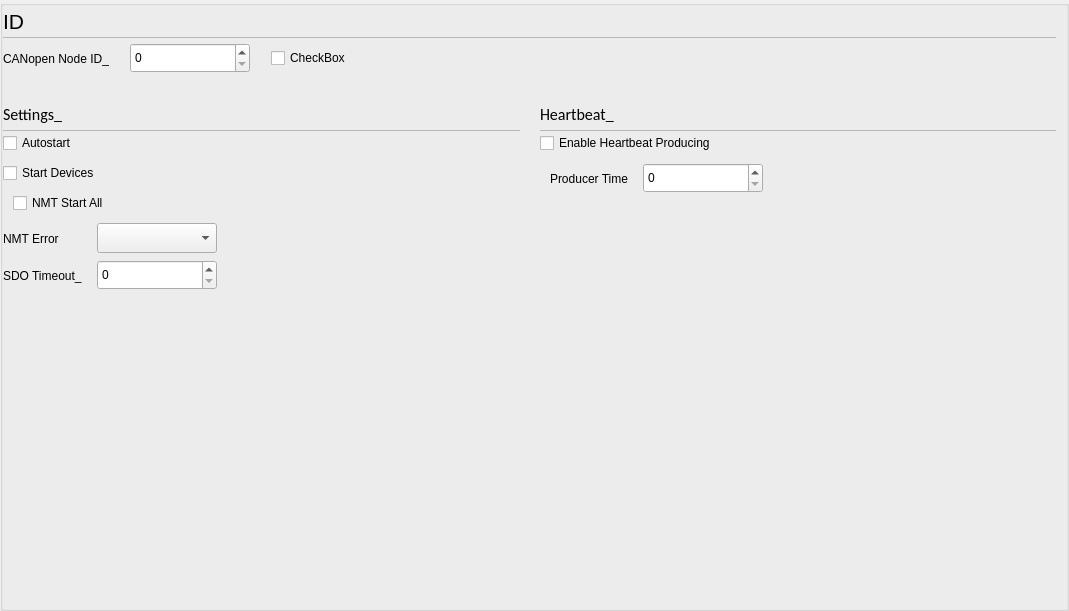
The window that opensyde_tool/src/system_definition/node_edit/canopen_manager/C_SdNdeCoManagerIntfWidget.ui (openSYDE/openSYDE) describes before a commit, drawn with Qt 5.
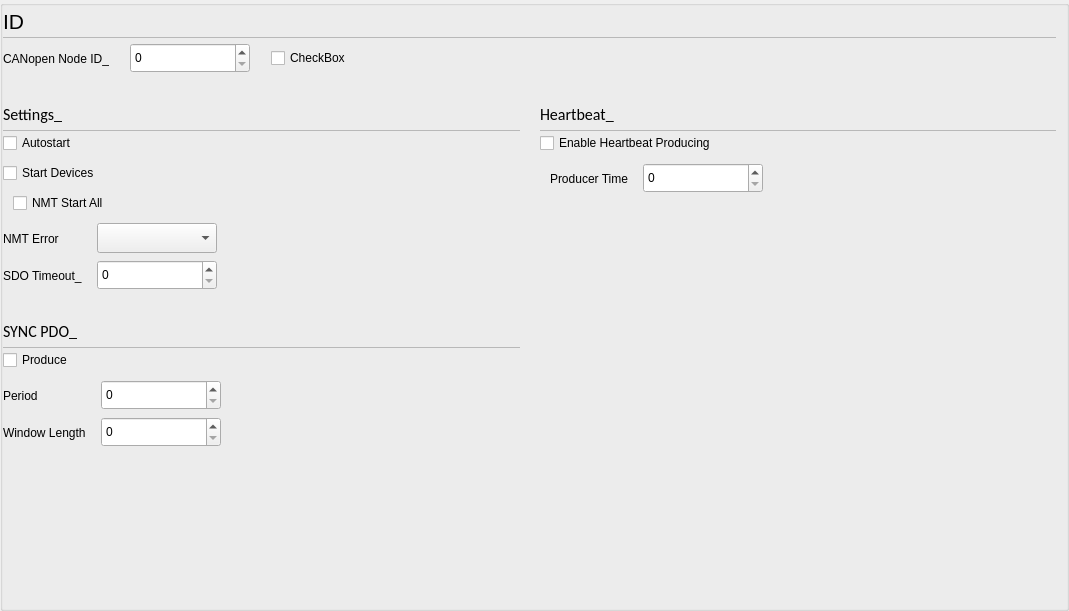
The same window after the commit. Custom widgets are drawn as their Qt base class.

```diff
--- a/opensyde_tool/src/system_definition/node_edit/canopen_manager/C_SdNdeCoManagerIntfWidget.ui
+++ b/opensyde_tool/src/system_definition/node_edit/canopen_manager/C_SdNdeCoManagerIntfWidget.ui
@@ -27,7 +27,7 @@
     <number>0</number>
    </property>
    <item>
-    <widget class="stw_opensyde_gui_elements::C_OgeGbxTransparent" name="pc_GroupBox_2">
+    <widget class="stw::opensyde_gui_elements::C_OgeGbxTransparent" name="pc_GroupBox_2">
      <property name="minimumSize">
       <size>
        <width>0</width>
@@ -56,7 +56,7 @@
          <number>6</number>
         </property>
         <item>
-         <widget class="stw_opensyde_gui_elements::C_OgeLabHeadingGroupBold" name="pc_LabelCANopenIdCaption">
+         <widget class="stw::opensyde_gui_elements::C_OgeLabHeadingGroupBold" name="pc_LabelCanOpenIdCaption">
           <property name="minimumSize">
            <size>
             <width>0</width>
@@ -110,7 +110,7 @@
          <number>0</number>
         </property>
         <item>
-         <widget class="stw_opensyde_gui_elements::C_OgeFraSeparator" name="pc_FramSperator1">
+         <widget class="stw::opensyde_gui_elements::C_OgeFraSeparator" name="pc_FramSperator1">
           <property name="minimumSize">
            <size>
             <width>0</width>
@@ -142,7 +142,7 @@
          <number>5</number>
         </property>
         <item>
-         <widget class="stw_opensyde_gui_elements::C_OgeLabGroupItem" name="pc_LabelCANopenId">
+         <widget class="stw::opensyde_gui_elements::C_OgeLabGroupItem" name="pc_LabelCanOpenId">
           <property name="minimumSize">
            <size>
             <width>0</width>
@@ -177,7 +177,7 @@
          </spacer>
         </item>
         <item>
-         <widget class="stw_opensyde_gui_elements::C_OgeSpxNumber" name="pc_SpinBoxCANopenId">
+         <widget class="stw::opensyde_gui_elements::C_OgeSpxNumber" name="pc_SpinBoxCanOpenId">
           <property name="minimumSize">
            <size>
             <width>120</width>
@@ -209,7 +209,7 @@
          </spacer>
         </item>
         <item>
-         <widget class="stw_opensyde_gui_elements::C_OgeChxPropertiesSmall" name="pc_CheckBoxSameAsOpensyde">
+         <widget class="stw::opensyde_gui_elements::C_OgeChxPropertiesSmall" name="pc_CheckBoxSameAsOpensyde">
           <property name="text">
            <string>CheckBox</string>
           </property>
@@ -231,7 +231,7 @@
        </layout>
       </item>
       <item>
-       <layout class="QHBoxLayout" name="horizontalLayout" stretch="1,0,1">
+       <layout class="QHBoxLayout" name="horizontalLayout" stretch="0,0,0">
         <property name="spacing">
          <number>0</number>
         </property>
@@ -239,7 +239,25 @@
          <number>5</number>
         </property>
         <item>
-         <layout class="QVBoxLayout" name="verticalLayout" stretch="0,0,0,1">
+         <widget class="QWidget" name="pc_LeftWidget" native="true">
+          <layout class="QVBoxLayout" name="verticalLayout_3" stretch="0,0,1">
+           <property name="spacing">
+            <number>5</number>
+           </property>
+           <property name="leftMargin">
+            <number>0</number>
+           </property>
+           <property name="topMargin">
+            <number>0</number>
+           </property>
+           <property name="rightMargin">
+            <number>0</number>
+           </property>
+           <property name="bottomMargin">
+            <number>0</number>
+           </property>
+           <item>
+            <layout class="QVBoxLayout" name="verticalLayoutSettings" stretch="0,0,0">
           <property name="spacing">
            <number>0</number>
           </property>
@@ -252,7 +270,7 @@
              <number>20</number>
             </property>
             <item>
-             <widget class="stw_opensyde_gui_elements::C_OgeLabHeadingGroupBold" name="pc_LabelSettingsCaption">
+                <widget class="stw::opensyde_gui_elements::C_OgeLabHeadingGroupBold" name="pc_LabelSettingsCaption">
               <property name="minimumSize">
                <size>
                 <width>0</width>
@@ -303,7 +321,7 @@
              <number>1</number>
             </property>
             <item>
-             <widget class="stw_opensyde_gui_elements::C_OgeFraSeparator" name="pc_FramSperator1_3">
+                <widget class="stw::opensyde_gui_elements::C_OgeFraSeparator" name="pc_FramSperator1_3">
               <property name="minimumSize">
                <size>
                 <width>0</width>
@@ -338,14 +356,14 @@
              <number>10</number>
             </property>
             <item row="0" column="0">
-             <widget class="stw_opensyde_gui_elements::C_OgeChxPropertiesSmall" name="pc_CheckBoxAutostart">
+                <widget class="stw::opensyde_gui_elements::C_OgeChxPropertiesSmall" name="pc_CheckBoxAutostart">
               <property name="text">
                <string>Autostart</string>
               </property>
              </widget>
             </item>
             <item row="1" column="0">
-             <widget class="stw_opensyde_gui_elements::C_OgeChxPropertiesSmall" name="pc_CheckBoxStartDevices">
+                <widget class="stw::opensyde_gui_elements::C_OgeChxPropertiesSmall" name="pc_CheckBoxStartDevices">
               <property name="text">
                <string>Start Devices</string>
               </property>
@@ -389,7 +407,7 @@
                </spacer>
               </item>
               <item row="1" column="1">
-               <widget class="stw_opensyde_gui_elements::C_OgeSpxNumber" name="pc_SpinBoxSDOTimeout">
+                  <widget class="stw::opensyde_gui_elements::C_OgeSpxNumber" name="pc_SpinBoxSDOTimeout">
                 <property name="minimumSize">
                  <size>
                   <width>120</width>
@@ -407,7 +425,7 @@
               <item row="1" column="0">
                <layout class="QHBoxLayout" name="horizontalLayout_4">
                 <item>
-                 <widget class="stw_opensyde_gui_elements::C_OgeLabGroupItem" name="pc_LabelSDOTimeout">
+                    <widget class="stw::opensyde_gui_elements::C_OgeLabGroupItem" name="pc_LabelSDOTimeout">
                   <property name="minimumSize">
                    <size>
                     <width>0</width>
@@ -446,7 +464,7 @@
               <item row="0" column="0">
                <layout class="QHBoxLayout" name="horizontalLayout_6">
                 <item>
-                 <widget class="stw_opensyde_gui_elements::C_OgeLabGroupItem" name="pc_LabelNMTErrorBehaviour">
+                    <widget class="stw::opensyde_gui_elements::C_OgeLabGroupItem" name="pc_LabelNMTErrorBehaviour">
                   <property name="minimumSize">
                    <size>
                     <width>0</width>
@@ -483,7 +501,7 @@
                </layout>
               </item>
               <item row="0" column="1">
-               <widget class="stw_opensyde_gui_elements::C_OgeCbxText" name="pc_ComboBoxNMTErrorBehaviour">
+                  <widget class="stw::opensyde_gui_elements::C_OgeCbxText" name="pc_ComboBoxNMTErrorBehaviour">
                 <property name="minimumSize">
                  <size>
                   <width>120</width>
@@ -522,7 +540,7 @@
                </spacer>
               </item>
               <item>
-               <widget class="stw_opensyde_gui_elements::C_OgeChxPropertiesSmall" name="pc_CheckBoxNMTStartAll">
+                  <widget class="stw::opensyde_gui_elements::C_OgeChxPropertiesSmall" name="pc_CheckBoxNMTStartAll">
                 <property name="text">
                  <string>NMT Start All</string>
                 </property>
@@ -532,6 +550,267 @@
             </item>
            </layout>
           </item>
+            </layout>
+           </item>
+           <item>
+            <layout class="QVBoxLayout" name="verticalLayoutSycnPdo" stretch="0,0,0">
+             <property name="spacing">
+              <number>0</number>
+             </property>
+             <item>
+              <layout class="QHBoxLayout" name="horizontalLayout_33" stretch="0,1">
+               <property name="spacing">
+                <number>6</number>
+               </property>
+               <property name="topMargin">
+                <number>20</number>
+               </property>
+               <item>
+                <widget class="stw::opensyde_gui_elements::C_OgeLabHeadingGroupBold" name="pc_LabelSYNCPdoCaption">
+                 <property name="minimumSize">
+                  <size>
+                   <width>0</width>
+                   <height>30</height>
+                  </size>
+                 </property>
+                 <property name="maximumSize">
+                  <size>
+                   <width>16777215</width>
+                   <height>30</height>
+                  </size>
+                 </property>
+                 <property name="font">
+                  <font>
+                   <family>Calibri</family>
+                   <pointsize>12</pointsize>
+                  </font>
+                 </property>
+                 <property name="text">
+                  <string>SYNC PDO_</string>
+                 </property>
+                </widget>
+               </item>
+               <item>
+                <spacer name="horizontalSpacer_27">
+                 <property name="orientation">
+                  <enum>Qt::Horizontal</enum>
+                 </property>
+                 <property name="sizeHint" stdset="0">
+                  <size>
+                   <width>40</width>
+                   <height>1</height>
+                  </size>
+                 </property>
+                </spacer>
+               </item>
+              </layout>
+             </item>
+             <item>
+              <layout class="QHBoxLayout" name="horizontalLayout_34" stretch="1">
+               <property name="spacing">
+                <number>0</number>
+               </property>
+               <property name="leftMargin">
+                <number>0</number>
+               </property>
+               <property name="topMargin">
+                <number>1</number>
+               </property>
+               <item>
+                <widget class="stw::opensyde_gui_elements::C_OgeFraSeparator" name="pc_FramSperator1_9">
+                 <property name="minimumSize">
+                  <size>
+                   <width>0</width>
+                   <height>1</height>
+                  </size>
+                 </property>
+                 <property name="maximumSize">
+                  <size>
+                   <width>16777215</width>
+                   <height>1</height>
+                  </size>
+                 </property>
+                 <property name="frameShape">
+                  <enum>QFrame::StyledPanel</enum>
+                 </property>
+                 <property name="frameShadow">
+                  <enum>QFrame::Raised</enum>
+                 </property>
+                </widget>
+               </item>
+              </layout>
+             </item>
+             <item>
+              <layout class="QGridLayout" name="gridLayout_12">
+               <property name="topMargin">
+                <number>2</number>
+               </property>
+               <property name="horizontalSpacing">
+                <number>25</number>
+               </property>
+               <property name="verticalSpacing">
+                <number>10</number>
+               </property>
+               <item row="1" column="0">
+                <layout class="QGridLayout" name="gridLayout_13" columnstretch="0,0,1">
+                 <property name="verticalSpacing">
+                  <number>6</number>
+                 </property>
+                 <item row="0" column="2">
+                  <spacer name="horizontalSpacer_55">
+                   <property name="orientation">
+                    <enum>Qt::Horizontal</enum>
+                   </property>
+                   <property name="sizeType">
+                    <enum>QSizePolicy::Expanding</enum>
+                   </property>
+                   <property name="sizeHint" stdset="0">
+                    <size>
+                     <width>40</width>
+                     <height>1</height>
+                    </size>
+                   </property>
+                  </spacer>
+                 </item>
+                 <item row="1" column="2">
+                  <spacer name="horizontalSpacer_56">
+                   <property name="orientation">
+                    <enum>Qt::Horizontal</enum>
+                   </property>
+                   <property name="sizeType">
+                    <enum>QSizePolicy::Expanding</enum>
+                   </property>
+                   <property name="sizeHint" stdset="0">
+                    <size>
+                     <width>40</width>
+                     <height>1</height>
+                    </size>
+                   </property>
+                  </spacer>
+                 </item>
+                 <item row="1" column="1">
+                  <widget class="stw::opensyde_gui_elements::C_OgeSpxNumber" name="pc_SpinBoxSYNCWindowLength">
+                   <property name="minimumSize">
+                    <size>
+                     <width>120</width>
+                     <height>30</height>
+                    </size>
+                   </property>
+                   <property name="maximumSize">
+                    <size>
+                     <width>120</width>
+                     <height>30</height>
+                    </size>
+                   </property>
+                  </widget>
+                 </item>
+                 <item row="1" column="0">
+                  <layout class="QHBoxLayout" name="horizontalLayout_35">
+                   <item>
+                    <widget class="stw::opensyde_gui_elements::C_OgeLabGroupItem" name="pc_LabelSYNCWindowLength">
+                     <property name="minimumSize">
+                      <size>
+                       <width>0</width>
+                       <height>31</height>
+                      </size>
+                     </property>
+                     <property name="maximumSize">
+                      <size>
+                       <width>16777215</width>
+                       <height>31</height>
+                      </size>
+                     </property>
+                     <property name="text">
+                      <string>Window Length</string>
+                     </property>
+                    </widget>
+                   </item>
+                   <item>
+                    <spacer name="horizontalSpacer_57">
+                     <property name="orientation">
+                      <enum>Qt::Horizontal</enum>
+                     </property>
+                     <property name="sizeType">
+                      <enum>QSizePolicy::Fixed</enum>
+                     </property>
+                     <property name="sizeHint" stdset="0">
+                      <size>
+                       <width>15</width>
+                       <height>1</height>
+                      </size>
+                     </property>
+                    </spacer>
+                   </item>
+                  </layout>
+                 </item>
+                 <item row="0" column="0">
+                  <layout class="QHBoxLayout" name="horizontalLayout_36">
+                   <item>
+                    <widget class="stw::opensyde_gui_elements::C_OgeLabGroupItem" name="pc_LabelSYNCPeriod">
+                     <property name="minimumSize">
+                      <size>
+                       <width>0</width>
+                       <height>31</height>
+                      </size>
+                     </property>
+                     <property name="maximumSize">
+                      <size>
+                       <width>16777215</width>
+                       <height>31</height>
+                      </size>
+                     </property>
+                     <property name="text">
+                      <string>Period</string>
+                     </property>
+                    </widget>
+                   </item>
+                   <item>
+                    <spacer name="horizontalSpacer_58">
+                     <property name="orientation">
+                      <enum>Qt::Horizontal</enum>
+                     </property>
+                     <property name="sizeType">
+                      <enum>QSizePolicy::Fixed</enum>
+                     </property>
+                     <property name="sizeHint" stdset="0">
+                      <size>
+                       <width>15</width>
+                       <height>1</height>
+                      </size>
+                     </property>
+                    </spacer>
+                   </item>
+                  </layout>
+                 </item>
+                 <item row="0" column="1">
+                  <widget class="stw::opensyde_gui_elements::C_OgeSpxNumber" name="pc_SpinBoxSYNCPeriod">
+                   <property name="minimumSize">
+                    <size>
+                     <width>120</width>
+                     <height>30</height>
+                    </size>
+                   </property>
+                   <property name="maximumSize">
+                    <size>
+                     <width>120</width>
+                     <height>30</height>
+                    </size>
+                   </property>
+                  </widget>
+                 </item>
+                </layout>
+               </item>
+               <item row="0" column="0">
+                <widget class="stw::opensyde_gui_elements::C_OgeChxPropertiesSmall" name="pc_CheckBoxSYNCProduceEnabled">
+                 <property name="text">
+                  <string>Produce</string>
+                 </property>
+                </widget>
+               </item>
+              </layout>
+             </item>
+            </layout>
+           </item>
           <item>
            <spacer name="verticalSpacer_15">
             <property name="orientation">
@@ -549,6 +828,7 @@
            </spacer>
           </item>
          </layout>
+         </widget>
         </item>
         <item>
          <spacer name="horizontalSpacer_5">
@@ -567,7 +847,25 @@
          </spacer>
         </item>
         <item>
-         <layout class="QVBoxLayout" name="verticalLayout_3" stretch="0,0,0,1">
+         <widget class="QWidget" name="pc_RightWidget" native="true">
+          <layout class="QVBoxLayout" name="verticalLayout_5">
+           <property name="spacing">
+            <number>0</number>
+           </property>
+           <property name="leftMargin">
+            <number>0</number>
+           </property>
+           <property name="topMargin">
+            <number>0</number>
+           </property>
+           <property name="rightMargin">
+            <number>0</number>
+           </property>
+           <property name="bottomMargin">
+            <number>0</number>
+           </property>
+           <item>
+            <layout class="QVBoxLayout" name="verticalLayoutHeartbeat" stretch="0,0,0,1">
           <property name="spacing">
            <number>0</number>
           </property>
@@ -580,7 +878,7 @@
              <number>20</number>
             </property>
             <item>
-             <widget class="stw_opensyde_gui_elements::C_OgeLabHeadingGroupBold" name="pc_LabelHeartbeatCaption">
+                <widget class="stw::opensyde_gui_elements::C_OgeLabHeadingGroupBold" name="pc_LabelHeartbeatCaption">
               <property name="minimumSize">
                <size>
                 <width>0</width>
@@ -631,7 +929,7 @@
              <number>1</number>
             </property>
             <item>
-             <widget class="stw_opensyde_gui_elements::C_OgeFraSeparator" name="pc_FramSperator1_4">
+                <widget class="stw::opensyde_gui_elements::C_OgeFraSeparator" name="pc_FramSperator1_4">
               <property name="minimumSize">
                <size>
                 <width>0</width>
@@ -684,7 +982,7 @@
                </spacer>
               </item>
               <item>
-               <widget class="stw_opensyde_gui_elements::C_OgeLabGroupItem" name="pc_LabelProducerTime">
+                  <widget class="stw::opensyde_gui_elements::C_OgeLabGroupItem" name="pc_LabelProducerTime">
                 <property name="minimumSize">
                  <size>
                   <width>0</width>
@@ -719,7 +1017,7 @@
                </spacer>
               </item>
               <item>
-               <widget class="stw_opensyde_gui_elements::C_OgeSpxNumber" name="pc_SpinBoxProducerTime">
+                  <widget class="stw::opensyde_gui_elements::C_OgeSpxNumber" name="pc_SpinBoxProducerTime">
                 <property name="minimumSize">
                  <size>
                   <width>120</width>
@@ -763,7 +1061,7 @@
              </spacer>
             </item>
             <item row="0" column="0">
-             <widget class="stw_opensyde_gui_elements::C_OgeChxPropertiesSmall" name="pc_CheckBoxEnableHeartbeatProducing">
+                <widget class="stw::opensyde_gui_elements::C_OgeChxPropertiesSmall" name="pc_CheckBoxEnableHeartbeatProducing">
               <property name="text">
                <string>Enable Heartbeat Producing</string>
               </property>
@@ -803,6 +1101,9 @@
          </layout>
         </item>
        </layout>
+         </widget>
+        </item>
+       </layout>
       </item>
      </layout>
     </widget>
@@ -811,41 +1112,41 @@
  </widget>
  <customwidgets>
   <customwidget>
-   <class>stw_opensyde_gui_elements::C_OgeFraSeparator</class>
+   <class>stw::opensyde_gui_elements::C_OgeLabHeadingGroupBold</class>
+   <extends>QLabel</extends>
+   <header>C_OgeLabHeadingGroupBold.hpp</header>
+  </customwidget>
+  <customwidget>
+   <class>stw::opensyde_gui_elements::C_OgeFraSeparator</class>
    <extends>QFrame</extends>
-   <header>C_OgeFraSeparator.h</header>
+   <header>C_OgeFraSeparator.hpp</header>
    <container>1</container>
   </customwidget>
   <customwidget>
-   <class>stw_opensyde_gui_elements::C_OgeLabGroupItem</class>
+   <class>stw::opensyde_gui_elements::C_OgeLabGroupItem</class>
    <extends>QLabel</extends>
-   <header>C_OgeLabGroupItem.h</header>
+   <header>C_OgeLabGroupItem.hpp</header>
   </customwidget>
   <customwidget>
-   <class>stw_opensyde_gui_elements::C_OgeLabHeadingGroupBold</class>
-   <extends>QLabel</extends>
-   <header>C_OgeLabHeadingGroupBold.h</header>
-  </customwidget>
-  <customwidget>
-   <class>stw_opensyde_gui_elements::C_OgeCbxText</class>
+   <class>stw::opensyde_gui_elements::C_OgeCbxText</class>
    <extends>QComboBox</extends>
-   <header>C_OgeCbxText.h</header>
+   <header>C_OgeCbxText.hpp</header>
   </customwidget>
   <customwidget>
-   <class>stw_opensyde_gui_elements::C_OgeGbxTransparent</class>
+   <class>stw::opensyde_gui_elements::C_OgeGbxTransparent</class>
    <extends>QGroupBox</extends>
-   <header>C_OgeGbxTransparent.h</header>
+   <header>C_OgeGbxTransparent.hpp</header>
    <container>1</container>
   </customwidget>
   <customwidget>
-   <class>stw_opensyde_gui_elements::C_OgeSpxNumber</class>
+   <class>stw::opensyde_gui_elements::C_OgeSpxNumber</class>
    <extends>QSpinBox</extends>
-   <header>C_OgeSpxNumber.h</header>
+   <header>C_OgeSpxNumber.hpp</header>
   </customwidget>
   <customwidget>
-   <class>stw_opensyde_gui_elements::C_OgeChxPropertiesSmall</class>
+   <class>stw::opensyde_gui_elements::C_OgeChxPropertiesSmall</class>
    <extends>QCheckBox</extends>
-   <header>C_OgeChxPropertiesSmall.h</header>
+   <header>C_OgeChxPropertiesSmall.hpp</header>
   </customwidget>
  </customwidgets>
  <resources/>
```
Lines whose indentation alone changed are shown as unchanged.
